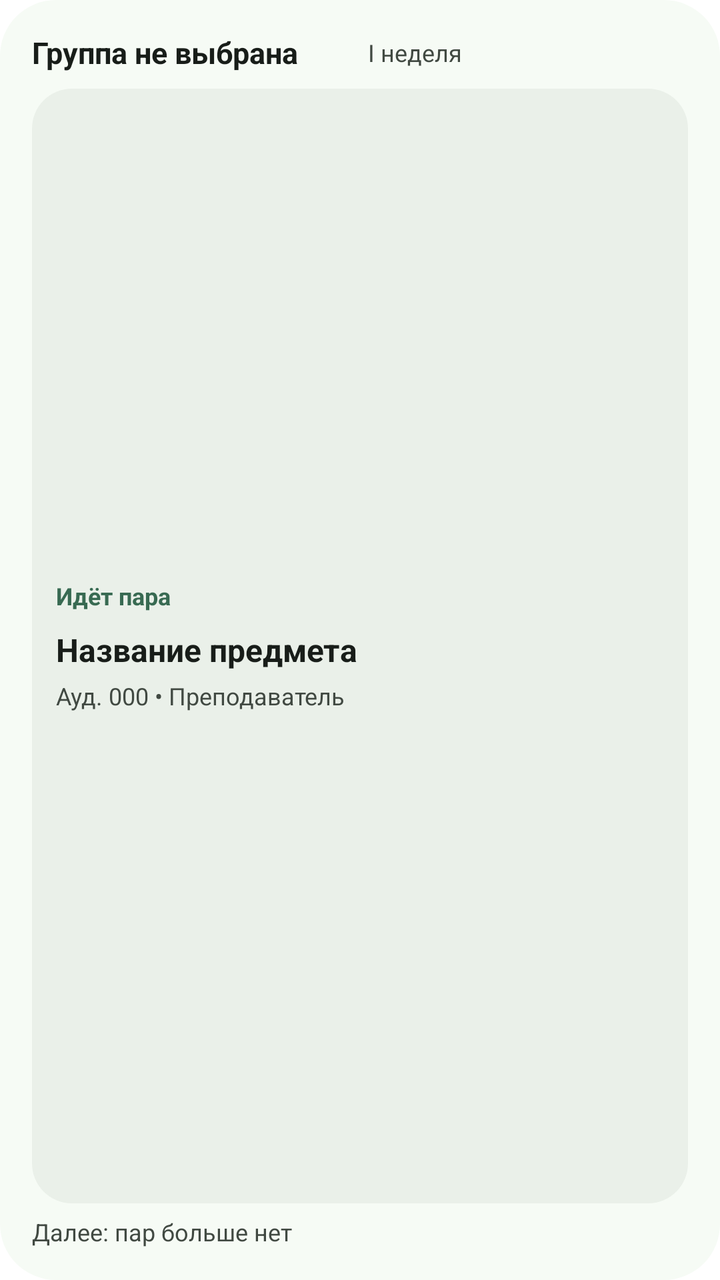
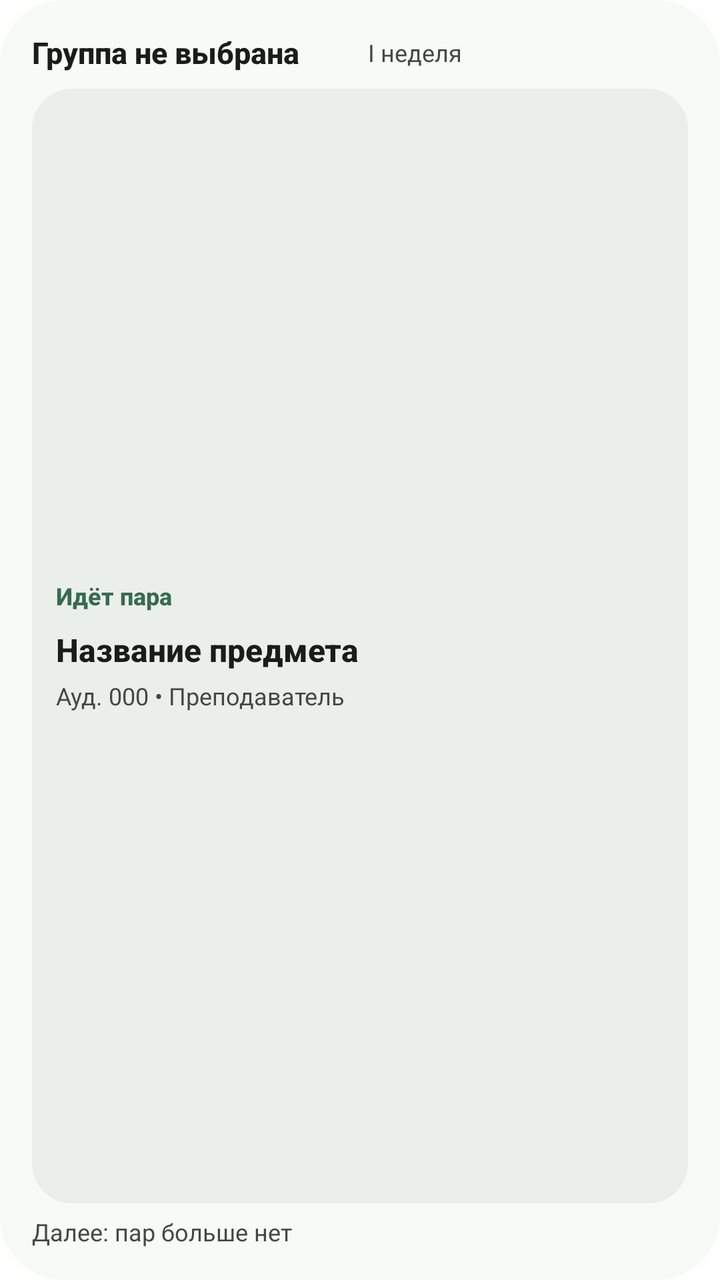

Screens rendered from an Android XML layout before and after an edit, with the pre-edit source and the edit as a unified diff.
<!-- AndroidManifest.xml: fallback theme Theme.MaterialComponents.DayNight.NoActionBar -->
<!-- res/layout/schedule_widget.xml -->
<?xml version="1.0" encoding="utf-8"?>
<LinearLayout xmlns:android="http://schemas.android.com/apk/res/android"
    android:id="@+id/widget_root"
    android:layout_width="match_parent"
    android:layout_height="match_parent"
    android:background="@drawable/widget_background"
    android:orientation="vertical"
    android:padding="16dp">

    
    <LinearLayout
        android:layout_width="match_parent"
        android:layout_height="wrap_content"
        android:gravity="center_vertical"
        android:orientation="horizontal">

        <TextView
            android:id="@+id/widget_group_name"
            android:layout_width="0dp"
            android:layout_height="wrap_content"
            android:layout_marginEnd="8dp"
            android:layout_weight="1"
            android:ellipsize="end"
            android:maxLines="1"
            android:text="Группа не выбрана"
            android:textColor="@color/widget_on_surface"
            android:textSize="15sp"
            android:textStyle="bold" />

        <TextView
            android:id="@+id/widget_date_week"
            android:layout_width="0dp"
            android:layout_weight="1"
            android:layout_height="wrap_content"
            android:ellipsize="end"
            android:maxLines="1"
            android:text="I неделя"
            android:textColor="@color/widget_secondary"
            android:textSize="12sp" />
    </LinearLayout>

    
    <LinearLayout
        android:id="@+id/widget_card_main"
        android:layout_width="match_parent"
        android:layout_height="0dp"
        android:layout_weight="1"
        android:gravity="center_vertical"
        android:layout_marginTop="8dp"
        android:background="@drawable/widget_card_inner"
        android:orientation="vertical"
        android:padding="12dp">

        <TextView
            android:id="@+id/widget_status_text"
            android:layout_width="match_parent"
            android:layout_height="wrap_content"
            android:ellipsize="end"
            android:maxLines="1"
            android:text="Идёт пара"
            android:textColor="@color/widget_primary"
            android:textSize="12sp"
            android:textStyle="bold" />

        <TextView
            android:id="@+id/widget_subject_text"
            android:layout_width="match_parent"
            android:layout_height="wrap_content"
            android:layout_marginTop="8dp"
            android:ellipsize="end"
            android:maxLines="1"
            android:text="Название предмета"
            android:textColor="@color/widget_on_surface"
            android:textSize="16sp"
            android:textStyle="bold" />

        <TextView
            android:id="@+id/widget_details_text"
            android:layout_width="match_parent"
            android:layout_height="wrap_content"
            android:layout_marginTop="4dp"
            android:ellipsize="end"
            android:maxLines="1"
            android:text="Ауд. 000 • Преподаватель"
            android:textColor="@color/widget_secondary"
            android:textSize="12sp" />
    </LinearLayout>

    
    <LinearLayout
        android:id="@+id/widget_next_container"
        android:layout_width="match_parent"
        android:layout_height="wrap_content"
        android:layout_marginTop="6dp"
        android:gravity="center_vertical"
        android:orientation="horizontal">

        <TextView
            android:id="@+id/widget_next_text"
            android:layout_width="match_parent"
            android:layout_height="wrap_content"
            android:ellipsize="end"
            android:maxLines="1"
            android:text="Далее: пар больше нет"
            android:textColor="@color/widget_secondary"
            android:textSize="12sp" />
    </LinearLayout>
</LinearLayout>
<!-- resources referenced by this layout -->
<resources>
  <color name="widget_on_surface">#181D19</color>
  <color name="widget_primary">#386A52</color>
  <color name="widget_secondary">#414942</color>
  <!-- drawable widget_background (drawable) -->
  <?xml version="1.0" encoding="utf-8"?>
  <shape xmlns:android="http://schemas.android.com/apk/res/android" android:shape="rectangle">
      <solid android:color="@color/widget_surface" />
      <corners android:radius="28dp" />
  </shape>
  <!-- drawable widget_card_inner (drawable) -->
  <?xml version="1.0" encoding="utf-8"?>
  <shape xmlns:android="http://schemas.android.com/apk/res/android" android:shape="rectangle">
      <solid android:color="@color/widget_card" />
      <corners android:radius="20dp" />
  </shape>
  <color name="widget_surface">#F6FBF5</color>
  <color name="widget_card">#EAF0E9</color>
</resources>

<!-- the commit's change to res/layout/schedule_widget.xml (unified diff, before → after) -->
@@ -25,6 +25,7 @@
             android:text="Группа не выбрана"
             android:textColor="@color/widget_on_surface"
             android:textSize="15sp"
+            android:fontFamily="sans-serif-medium"
             android:textStyle="bold" />
 
         <TextView
@@ -60,6 +61,7 @@
             android:text="Идёт пара"
             android:textColor="@color/widget_primary"
             android:textSize="12sp"
+            android:fontFamily="sans-serif-medium"
             android:textStyle="bold" />
 
         <TextView
@@ -72,6 +74,7 @@
             android:text="Название предмета"
             android:textColor="@color/widget_on_surface"
             android:textSize="16sp"
+            android:fontFamily="sans-serif-medium"
             android:textStyle="bold" />
 
         <TextView
<!-- resource entries referenced after the edit -->
@@ -7,7 +7,7 @@
   <?xml version="1.0" encoding="utf-8"?>
   <shape xmlns:android="http://schemas.android.com/apk/res/android" android:shape="rectangle">
       <solid android:color="@color/widget_surface" />
-      <corners android:radius="28dp" />
+      <corners android:radius="32dp" />
   </shape>
   <!-- drawable widget_card_inner (drawable) -->
   <?xml version="1.0" encoding="utf-8"?>
